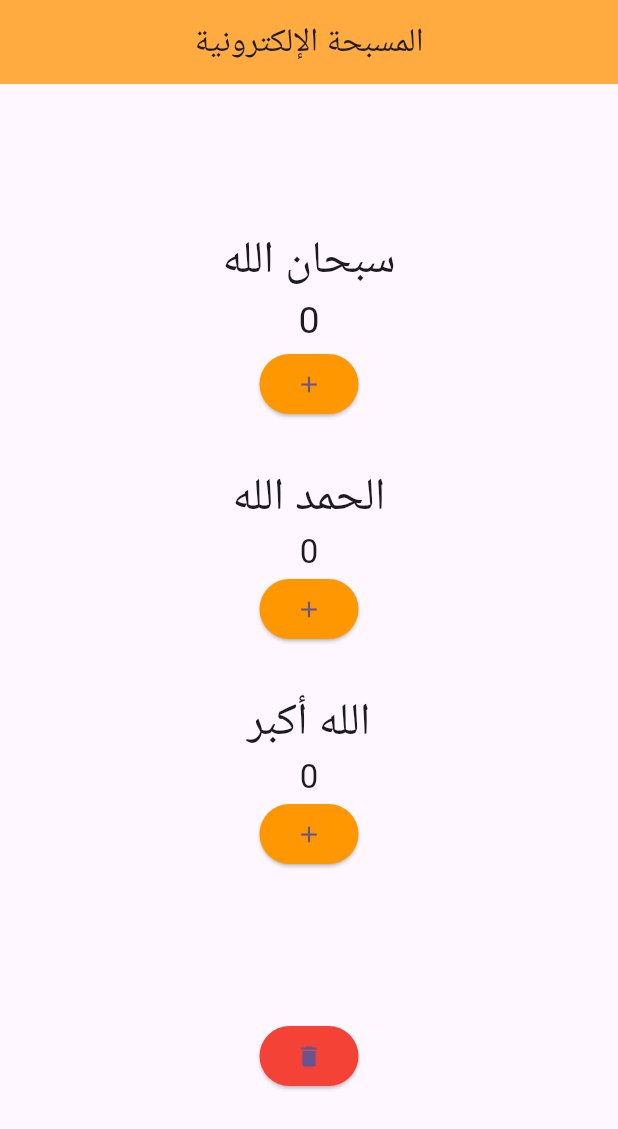
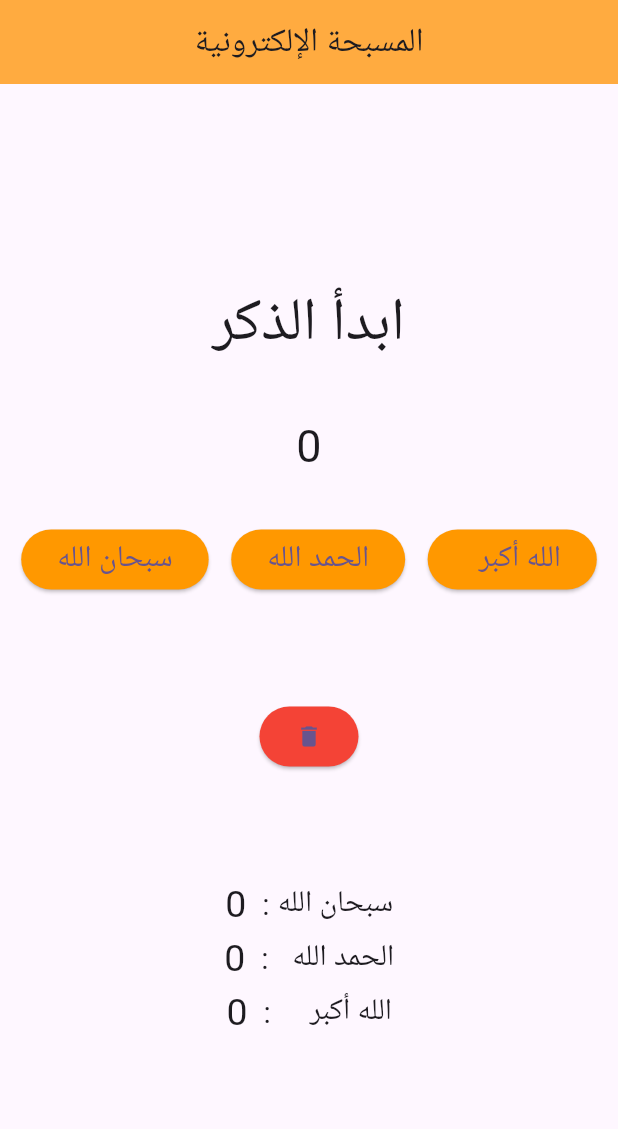
Before and after one commit to KhaledAldumaini/Flutter-Applications, a Flutter app: the screen it shows after launch, on a phone screen of 412 x 824 dp. Shown: the top 1129 px of the screen. Run offline on Flutter 3.47's test engine with Material 3 defaults, Android fonts, the phone set to English and light mode, and no system bars.

Commit message:
Make new Subhah with new design

```diff
--- a/lib/main.dart
+++ b/lib/main.dart
@@ -46,13 +46,15 @@ class MyHomePage extends StatefulWidget {
 }
 
 class _MyHomePageState extends State<MyHomePage> {
-  int _subhanCounter = 0, _alhamedCounter = 0, _akkbarCounter = 0;
+  int _subhanCounter = 0, _alhamedCounter = 0, _akkbarCounter = 0, _mainCounter = 0;
+  String _titleText = "ابدأ الذكر";
+
   void _incrementCounter(int counterNumber) {
     setState(() {
       switch(counterNumber){
-        case 1: _subhanCounter++; break;
-        case 2: _alhamedCounter++; break;
-        case 3: _akkbarCounter++; break;
+        case 1: _subhanCounter++; _mainCounter = _subhanCounter; _titleText = "سبحان الله"; break;
+        case 2: _alhamedCounter++; _mainCounter = _alhamedCounter; _titleText = "الحمدلله"; break;
+        case 3: _akkbarCounter++;  _mainCounter = _akkbarCounter; _titleText = "الله أكبر";break;
 
       }
 
@@ -62,6 +64,8 @@ class _MyHomePageState extends State<MyHomePage> {
   void _earaseAllCounter(){
 
     setState(() {
+      _titleText = "ابدأ الذكر";
+      _mainCounter = 0;
       _subhanCounter = 0;
       _alhamedCounter = 0;
       _akkbarCounter = 0;
@@ -86,53 +90,89 @@ class _MyHomePageState extends State<MyHomePage> {
           mainAxisAlignment: MainAxisAlignment.center,
 
           children: <Widget>[
-            const Text('سبحان الله', style: TextStyle(fontSize: 30)),
-            Text(
-              '$_subhanCounter',
-              style: TextStyle(fontSize: 25)
+
+            Row(
+              mainAxisAlignment: MainAxisAlignment.center,
+              children: [
+                Text(_titleText, style: TextStyle(fontSize: 40),),
+
+              ],
             ),
+            SizedBox(height: 30,),
+            Row(
+              mainAxisAlignment: MainAxisAlignment.center,
+              children: [
+                Text("$_mainCounter", style: TextStyle(fontSize: 30),)
+              ],
+            ),
+            SizedBox(height: 30,),
+            Row(
+              mainAxisAlignment: MainAxisAlignment.center,
+                children: [
                   ElevatedButton(
                     onPressed: (){
-                _incrementCounter(1);
-              },
-              style: ElevatedButton.styleFrom(backgroundColor: Colors.orange),
-              child: const Icon(Icons.add),
+                        _incrementCounter(1);},
+                    child: Text("سبحان الله", style: TextStyle(fontSize: 20),),
+                    style: ElevatedButton.styleFrom(backgroundColor: Colors.orange)
                   ),
-            SizedBox(height: 30,),
-            const Text('الحمد الله',
-            style: TextStyle(fontSize: 30),),
-
-            Text(
-              '$_alhamedCounter',
-              style: Theme.of(context).textTheme.titleLarge,
-            ),
+                  SizedBox(width: 15,),
                   ElevatedButton(
                       onPressed: (){
-                _incrementCounter(2);
-              },
-              style: ElevatedButton.styleFrom(backgroundColor: Colors.orange),
-              child: const Icon(Icons.add),
+                        _incrementCounter(2);},
+                      child: Text("الحمد الله", style: TextStyle(fontSize: 20),),
+                      style: ElevatedButton.styleFrom(backgroundColor: Colors.orange)
                   ),
-            SizedBox(height: 30,),
-            const Text('الله أكبر',
-                style: TextStyle(fontSize: 30)),
-            Text(
-              '$_akkbarCounter',
-              style: Theme.of(context).textTheme.titleLarge,
+                  SizedBox(width: 15,),
+                  ElevatedButton(
+                      onPressed: (){
+                        _incrementCounter(3);},
+                      child: Text("  الله أكبر", style: TextStyle(fontSize: 20),),
+                      style: ElevatedButton.styleFrom(backgroundColor: Colors.orange)
+                  )
+                ],
             ),
-            ElevatedButton(
-              onPressed:(){
-                _incrementCounter(3);
-              },
-              style: ElevatedButton.styleFrom(backgroundColor: Colors.orange),
-              child: const Icon(Icons.add),
-            ), // This trailing comma makes auto-formatting nicer for build methods.
-            SizedBox(height: 100,),
+            SizedBox(height: 70,),
+
+            Row(
+              mainAxisAlignment: MainAxisAlignment.center,
+
+              children: [
+
               ElevatedButton(
                 onPressed: _earaseAllCounter,
                 style: ElevatedButton.styleFrom(backgroundColor: Colors.red),
                 child: const Icon(Icons.delete),
               ),
+            ],),
+            SizedBox(height: 70,),
+            Column(
+
+              children: [
+                Row(
+                  mainAxisAlignment: MainAxisAlignment.center,
+                  children: [
+                    Text("$_subhanCounter", style: TextStyle(fontSize: 25),),
+                    Text("  : سبحان الله", style: TextStyle(fontSize: 20),),
+                  ],
+                ),
+                Row(
+                  mainAxisAlignment: MainAxisAlignment.center,
+                  children: [
+                    Text("$_alhamedCounter", style: TextStyle(fontSize: 25),),
+                    Text("  :   الحمد الله", style: TextStyle(fontSize: 20),),
+                  ],
+                ),
+                Row(
+                  mainAxisAlignment: MainAxisAlignment.center,
+                  children: [
+                    Text("$_akkbarCounter", style: TextStyle(fontSize: 25),),
+                    Text("  :     الله أكبر", style: TextStyle(fontSize: 20),),
+                  ],
+                )
+              ],
+            )
+
+
           ],
         ),
       ),
```
Lines whose indentation alone changed are shown as unchanged.
